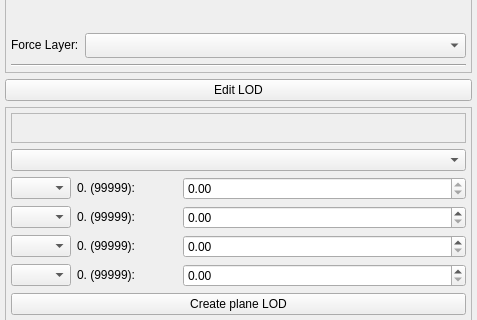
Before: the Qt Designer form Tools/ResourceEditor/DataQt/LODEditor.ui in reven86/dava.engine, drawn with Qt 5; both pictures show x 0 to 477 and y 144 to 464 of the 477 by 852 pixel window.
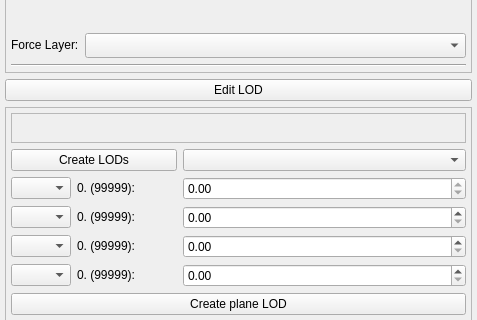
After: the same form once the commit is applied. Icons and pictures are not drawn. Custom widgets are drawn as their Qt base class.

Commit message: [DF-4457] don't create quality container by default

```diff
--- a/Tools/ResourceEditor/DataQt/LODEditor.ui
+++ b/Tools/ResourceEditor/DataQt/LODEditor.ui
@@ -404,9 +404,6 @@
         </property>
        </widget>
       </item>
-      <item row="1" column="0" colspan="4">
-       <widget class="QComboBox" name="lodQualityBox"/>
-      </item>
       <item row="8" column="0">
        <widget class="QComboBox" name="lod2LayerBox">
         <property name="maximumSize">
@@ -506,6 +503,16 @@
         </property>
        </widget>
       </item>
+      <item row="1" column="2" colspan="2">
+       <widget class="QComboBox" name="lodQualityBox"/>
+      </item>
+      <item row="1" column="0" colspan="2">
+       <widget class="QPushButton" name="populateLodsButton">
+        <property name="text">
+         <string>Create LODs</string>
+        </property>
+       </widget>
+      </item>
      </layout>
     </widget>
    </item>
```
The commit also changes 19 other files.
